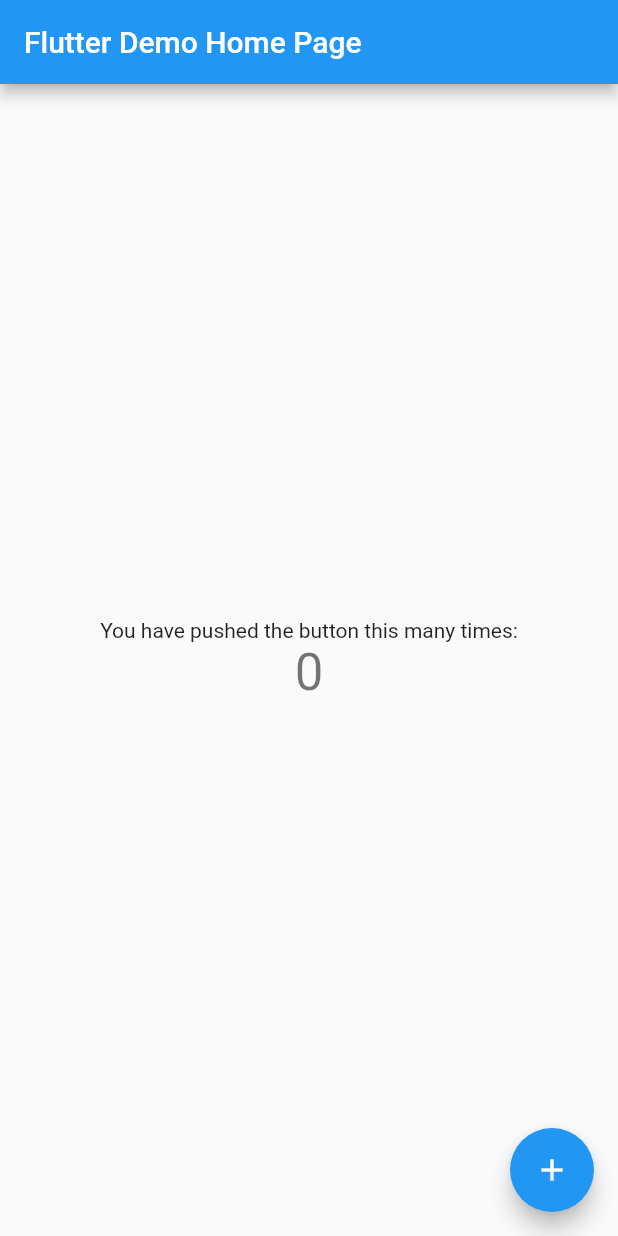
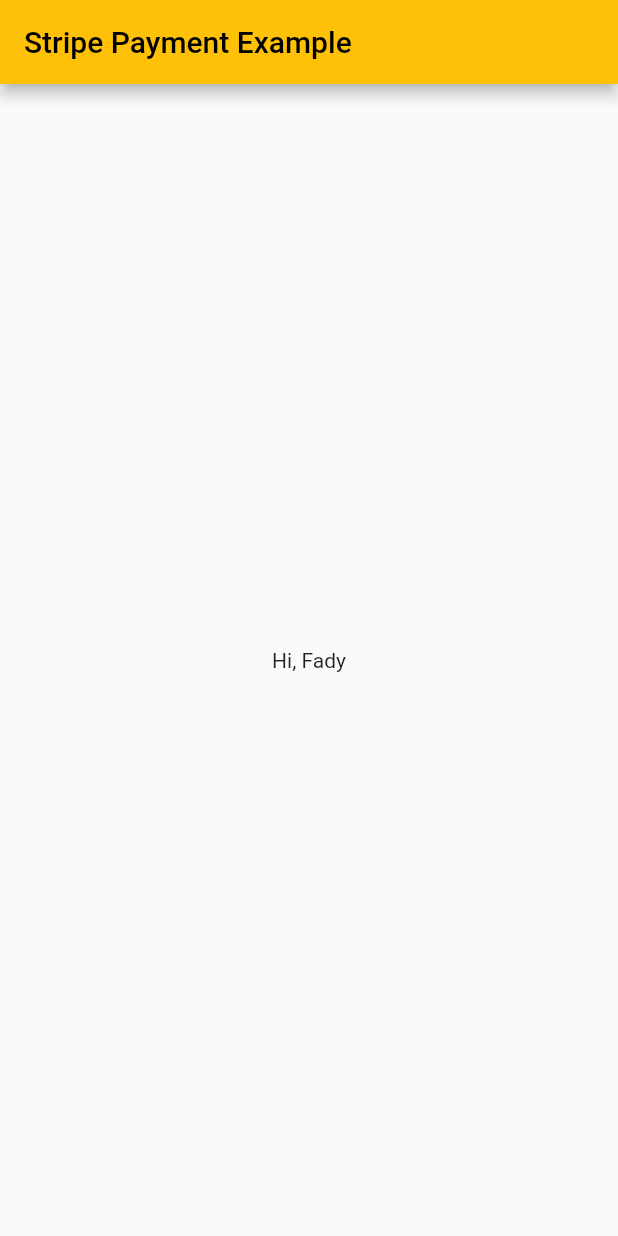
Before and after one commit to FadyFawzyOfficial/stripe_payment_example, a Flutter app: the screen it shows after launch, on a phone screen of 412 x 824 dp. Run offline on Flutter 3.47's test engine with Material 2 defaults, Android fonts, the light colour scheme and no system bars.

Commit message:
Starting Point

```diff
--- a/lib/main.dart
+++ b/lib/main.dart
@@ -1,115 +1,30 @@
 import 'package:flutter/material.dart';
 
-void main() {
-  runApp(const MyApp());
-}
+const title = 'Stripe Payment Example';
 
-class MyApp extends StatelessWidget {
-  const MyApp({super.key});
+void main() => runApp(const App());
 
-  // This widget is the root of your application.
+class App extends StatelessWidget {
+  const App({super.key});
+
   @override
   Widget build(BuildContext context) {
     return MaterialApp(
-      title: 'Flutter Demo',
-      theme: ThemeData(
-        // This is the theme of your application.
-        //
-        // Try running your application with "flutter run". You'll see the
-        // application has a blue toolbar. Then, without quitting the app, try
-        // changing the primarySwatch below to Colors.green and then invoke
-        // "hot reload" (press "r" in the console where you ran "flutter run",
-        // or simply save your changes to "hot reload" in a Flutter IDE).
-        // Notice that the counter didn't reset back to zero; the application
-        // is not restarted.
-        primarySwatch: Colors.blue,
-      ),
-      home: const MyHomePage(title: 'Flutter Demo Home Page'),
+      title: title,
+      theme: ThemeData(primarySwatch: Colors.amber),
+      home: const Home(),
     );
   }
 }
 
-class MyHomePage extends StatefulWidget {
-  const MyHomePage({super.key, required this.title});
-
-  // This widget is the home page of your application. It is stateful, meaning
-  // that it has a State object (defined below) that contains fields that affect
-  // how it looks.
-
-  // This class is the configuration for the state. It holds the values (in this
-  // case the title) provided by the parent (in this case the App widget) and
-  // used by the build method of the State. Fields in a Widget subclass are
-  // always marked "final".
-
-  final String title;
-
-  @override
-  State<MyHomePage> createState() => _MyHomePageState();
-}
-
-class _MyHomePageState extends State<MyHomePage> {
-  int _counter = 0;
-
-  void _incrementCounter() {
-    setState(() {
-      // This call to setState tells the Flutter framework that something has
-      // changed in this State, which causes it to rerun the build method below
-      // so that the display can reflect the updated values. If we changed
-      // _counter without calling setState(), then the build method would not be
-      // called again, and so nothing would appear to happen.
-      _counter++;
-    });
-  }
+class Home extends StatelessWidget {
+  const Home({super.key});
 
   @override
   Widget build(BuildContext context) {
-    // This method is rerun every time setState is called, for instance as done
-    // by the _incrementCounter method above.
-    //
-    // The Flutter framework has been optimized to make rerunning build methods
-    // fast, so that you can just rebuild anything that needs updating rather
-    // than having to individually change instances of widgets.
     return Scaffold(
-      appBar: AppBar(
-        // Here we take the value from the MyHomePage object that was created by
-        // the App.build method, and use it to set our appbar title.
-        title: Text(widget.title),
-      ),
-      body: Center(
-        // Center is a layout widget. It takes a single child and positions it
-        // in the middle of the parent.
-        child: Column(
-          // Column is also a layout widget. It takes a list of children and
-          // arranges them vertically. By default, it sizes itself to fit its
-          // children horizontally, and tries to be as tall as its parent.
-          //
-          // Invoke "debug painting" (press "p" in the console, choose the
-          // "Toggle Debug Paint" action from the Flutter Inspector in Android
-          // Studio, or the "Toggle Debug Paint" command in Visual Studio Code)
-          // to see the wireframe for each widget.
-          //
-          // Column has various properties to control how it sizes itself and
-          // how it positions its children. Here we use mainAxisAlignment to
-          // center the children vertically; the main axis here is the vertical
-          // axis because Columns are vertical (the cross axis would be
-          // horizontal).
-          mainAxisAlignment: MainAxisAlignment.center,
-          children: <Widget>[
-            const Text(
-              'You have pushed the button this many times:',
-            ),
-            Text(
-              '$_counter',
-              style: Theme.of(context).textTheme.headlineMedium,
-            ),
-          ],
-        ),
-      ),
-      floatingActionButton: FloatingActionButton(
-        onPressed: _incrementCounter,
-        tooltip: 'Increment',
-        child: const Icon(Icons.add),
-      ), // This trailing comma makes auto-formatting nicer for build methods.
+      appBar: AppBar(title: const Text(title)),
+      body: const Center(child: Text('Hi, Fady')),
     );
   }
 }
```
Also changed, not shown: pubspec.yaml (+5 -6 lines), 2 other files.
